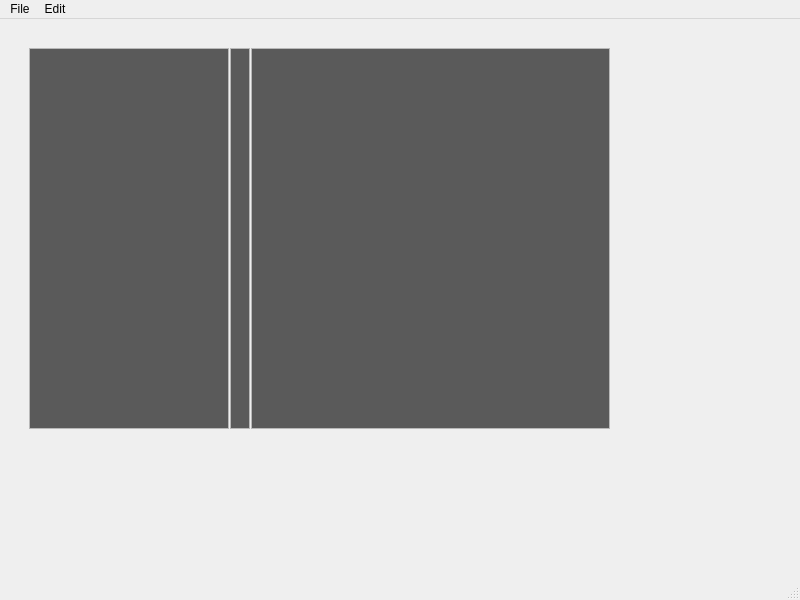
KacKoz/HtmlEditor, file HtmlEditor/mainwindow.ui: the form before one commit.
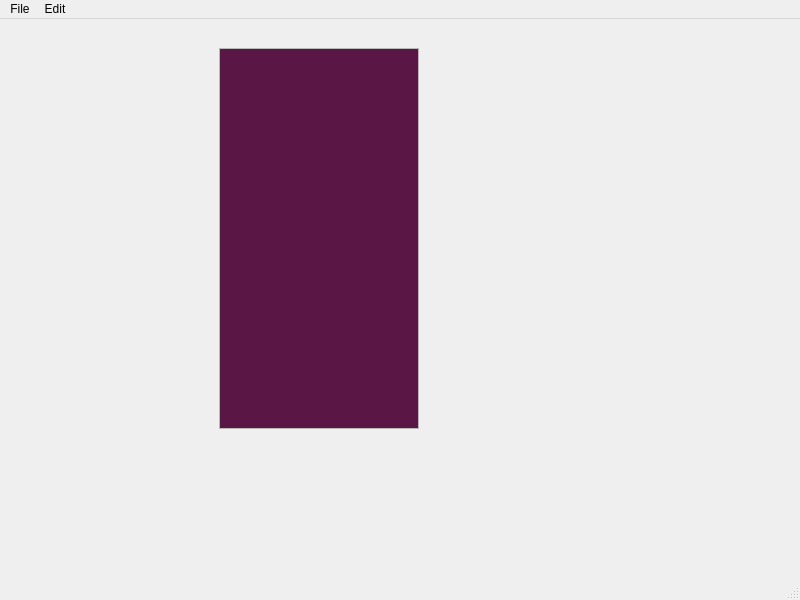
The form after the commit.

What changed in the file:
```diff
--- a/HtmlEditor/mainwindow.ui
+++ b/HtmlEditor/mainwindow.ui
@@ -25,7 +25,7 @@
     </property>
     <layout class="QHBoxLayout" name="horizontalLayout">
      <property name="spacing">
-      <number>1</number>
+      <number>0</number>
      </property>
      <item>
       <widget class="QTreeView" name="treeView">
@@ -48,8 +48,8 @@
            <brush brushstyle="SolidPattern">
             <color alpha="255">
              <red>90</red>
-             <green>90</green>
-             <blue>90</blue>
+             <green>22</green>
+             <blue>68</blue>
             </color>
            </brush>
           </colorrole>
@@ -59,8 +59,8 @@
            <brush brushstyle="SolidPattern">
             <color alpha="255">
              <red>90</red>
-             <green>90</green>
-             <blue>90</blue>
+             <green>22</green>
+             <blue>68</blue>
             </color>
            </brush>
           </colorrole>
@@ -80,267 +80,6 @@
        </property>
       </widget>
      </item>
-     <item>
-      <widget class="QListView" name="listView">
-       <property name="sizePolicy">
-        <sizepolicy hsizetype="Fixed" vsizetype="Expanding">
-         <horstretch>0</horstretch>
-         <verstretch>0</verstretch>
-        </sizepolicy>
-       </property>
-       <property name="maximumSize">
-        <size>
-         <width>20</width>
-         <height>16777215</height>
-        </size>
-       </property>
-       <property name="palette">
-        <palette>
-         <active>
-          <colorrole role="WindowText">
-           <brush brushstyle="SolidPattern">
-            <color alpha="255">
-             <red>143</red>
-             <green>3</green>
-             <blue>3</blue>
-            </color>
-           </brush>
-          </colorrole>
-          <colorrole role="Text">
-           <brush brushstyle="SolidPattern">
-            <color alpha="255">
-             <red>143</red>
-             <green>3</green>
-             <blue>3</blue>
-            </color>
-           </brush>
-          </colorrole>
-          <colorrole role="Base">
-           <brush brushstyle="SolidPattern">
-            <color alpha="255">
-             <red>90</red>
-             <green>90</green>
-             <blue>90</blue>
-            </color>
-           </brush>
-          </colorrole>
-          <colorrole role="PlaceholderText">
-           <brush brushstyle="SolidPattern">
-            <color alpha="128">
-             <red>143</red>
-             <green>3</green>
-             <blue>3</blue>
-            </color>
-           </brush>
-          </colorrole>
-         </active>
-         <inactive>
-          <colorrole role="WindowText">
-           <brush brushstyle="SolidPattern">
-            <color alpha="255">
-             <red>143</red>
-             <green>3</green>
-             <blue>3</blue>
-            </color>
-           </brush>
-          </colorrole>
-          <colorrole role="Text">
-           <brush brushstyle="SolidPattern">
-            <color alpha="255">
-             <red>143</red>
-             <green>3</green>
-             <blue>3</blue>
-            </color>
-           </brush>
-          </colorrole>
-          <colorrole role="Base">
-           <brush brushstyle="SolidPattern">
-            <color alpha="255">
-             <red>90</red>
-             <green>90</green>
-             <blue>90</blue>
-            </color>
-           </brush>
-          </colorrole>
-          <colorrole role="PlaceholderText">
-           <brush brushstyle="SolidPattern">
-            <color alpha="128">
-             <red>143</red>
-             <green>3</green>
-             <blue>3</blue>
-            </color>
-           </brush>
-          </colorrole>
-         </inactive>
-         <disabled>
-          <colorrole role="WindowText">
-           <brush brushstyle="SolidPattern">
-            <color alpha="255">
-             <red>120</red>
-             <green>120</green>
-             <blue>120</blue>
-            </color>
-           </brush>
-          </colorrole>
-          <colorrole role="Text">
-           <brush brushstyle="SolidPattern">
-            <color alpha="255">
-             <red>120</red>
-             <green>120</green>
-             <blue>120</blue>
-            </color>
-           </brush>
-          </colorrole>
-          <colorrole role="Base">
-           <brush brushstyle="SolidPattern">
-            <color alpha="255">
-             <red>240</red>
-             <green>240</green>
-             <blue>240</blue>
-            </color>
-           </brush>
-          </colorrole>
-          <colorrole role="PlaceholderText">
-           <brush brushstyle="SolidPattern">
-            <color alpha="128">
-             <red>0</red>
-             <green>0</green>
-             <blue>0</blue>
-            </color>
-           </brush>
-          </colorrole>
-         </disabled>
-        </palette>
-       </property>
-      </widget>
-     </item>
-     <item>
-      <widget class="QPlainTextEdit" name="plainTextEdit">
-       <property name="palette">
-        <palette>
-         <active>
-          <colorrole role="WindowText">
-           <brush brushstyle="SolidPattern">
-            <color alpha="255">
-             <red>255</red>
-             <green>255</green>
-             <blue>255</blue>
-            </color>
-           </brush>
-          </colorrole>
-          <colorrole role="Text">
-           <brush brushstyle="SolidPattern">
-            <color alpha="255">
-             <red>255</red>
-             <green>255</green>
-             <blue>255</blue>
-            </color>
-           </brush>
-          </colorrole>
-          <colorrole role="Base">
-           <brush brushstyle="SolidPattern">
-            <color alpha="255">
-             <red>90</red>
-             <green>90</green>
-             <blue>90</blue>
-            </color>
-           </brush>
-          </colorrole>
-          <colorrole role="PlaceholderText">
-           <brush brushstyle="SolidPattern">
-            <color alpha="128">
-             <red>255</red>
-             <green>255</green>
-             <blue>255</blue>
-            </color>
-           </brush>
-          </colorrole>
-         </active>
-         <inactive>
-          <colorrole role="WindowText">
-           <brush brushstyle="SolidPattern">
-            <color alpha="255">
-             <red>255</red>
-             <green>255</green>
-             <blue>255</blue>
-            </color>
-           </brush>
-          </colorrole>
-          <colorrole role="Text">
-           <brush brushstyle="SolidPattern">
-            <color alpha="255">
-             <red>255</red>
-             <green>255</green>
-             <blue>255</blue>
-            </color>
-           </brush>
-          </colorrole>
-          <colorrole role="Base">
-           <brush brushstyle="SolidPattern">
-            <color alpha="255">
-             <red>90</red>
-             <green>90</green>
-             <blue>90</blue>
-            </color>
-           </brush>
-          </colorrole>
-          <colorrole role="PlaceholderText">
-           <brush brushstyle="SolidPattern">
-            <color alpha="128">
-             <red>255</red>
-             <green>255</green>
-             <blue>255</blue>
-            </color>
-           </brush>
-          </colorrole>
-         </inactive>
-         <disabled>
-          <colorrole role="WindowText">
-           <brush brushstyle="SolidPattern">
-            <color alpha="255">
-             <red>120</red>
-             <green>120</green>
-             <blue>120</blue>
-            </color>
-           </brush>
-          </colorrole>
-          <colorrole role="Text">
-           <brush brushstyle="SolidPattern">
-            <color alpha="255">
-             <red>120</red>
-             <green>120</green>
-             <blue>120</blue>
-            </color>
-           </brush>
-          </colorrole>
-          <colorrole role="Base">
-           <brush brushstyle="SolidPattern">
-            <color alpha="255">
-             <red>240</red>
-             <green>240</green>
-             <blue>240</blue>
-            </color>
-           </brush>
-          </colorrole>
-          <colorrole role="PlaceholderText">
-           <brush brushstyle="SolidPattern">
-            <color alpha="128">
-             <red>0</red>
-             <green>0</green>
-             <blue>0</blue>
-            </color>
-           </brush>
-          </colorrole>
-         </disabled>
-        </palette>
-       </property>
-       <property name="font">
-        <font>
-         <pointsize>12</pointsize>
-        </font>
-       </property>
-      </widget>
-     </item>
     </layout>
    </widget>
   </widget>
```
